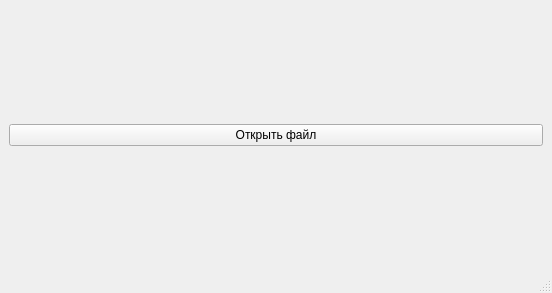
Before: the Qt Designer form mainwindow.ui in RomanB51/Interface, drawn with Qt 5.
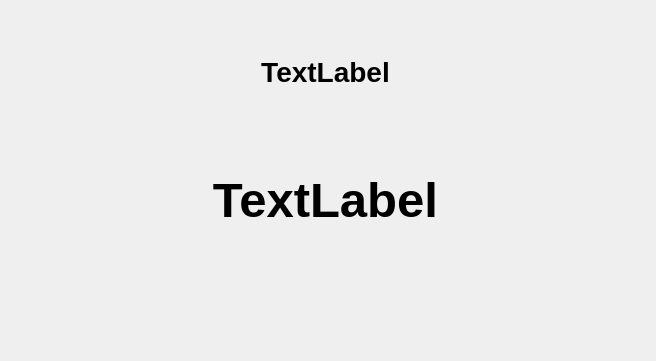
After: the same form once the commit is applied. Icons and pictures are not drawn.

Commit message: Уроки 24 и 25. Получение и вывод на label текущего времени и даты.

Diff of the .ui file:
```diff
--- a/mainwindow.ui
+++ b/mainwindow.ui
@@ -6,35 +6,72 @@
    <rect>
     <x>0</x>
     <y>0</y>
-    <width>552</width>
-    <height>293</height>
+    <width>656</width>
+    <height>361</height>
    </rect>
   </property>
   <property name="windowTitle">
    <string>MainWindow</string>
   </property>
   <widget class="QWidget" name="centralwidget">
+   <widget class="QWidget" name="">
+    <property name="geometry">
+     <rect>
+      <x>120</x>
+      <y>10</y>
+      <width>411</width>
+      <height>251</height>
+     </rect>
+    </property>
    <layout class="QVBoxLayout" name="verticalLayout">
     <item>
-     <widget class="QPushButton" name="pushButton">
+      <widget class="QLabel" name="label_2">
+       <property name="font">
+        <font>
+         <pointsize>21</pointsize>
+         <bold>true</bold>
+        </font>
+       </property>
       <property name="text">
-       <string>Открыть файл</string>
+        <string>TextLabel</string>
+       </property>
+       <property name="alignment">
+        <set>Qt::AlignCenter</set>
+       </property>
+      </widget>
+     </item>
+     <item>
+      <widget class="QLabel" name="label">
+       <property name="font">
+        <font>
+         <pointsize>37</pointsize>
+         <bold>true</bold>
+        </font>
+       </property>
+       <property name="layoutDirection">
+        <enum>Qt::LeftToRight</enum>
+       </property>
+       <property name="text">
+        <string>TextLabel</string>
+       </property>
+       <property name="alignment">
+        <set>Qt::AlignCenter</set>
       </property>
      </widget>
     </item>
    </layout>
   </widget>
+  </widget>
   <widget class="QMenuBar" name="menubar">
    <property name="geometry">
     <rect>
      <x>0</x>
      <y>0</y>
-     <width>552</width>
+     <width>656</width>
      <height>22</height>
     </rect>
    </property>
   </widget>
-  <widget class="QStatusBar" name="statusBar"/>
   <action name="action">
    <property name="icon">
     <iconset>
```
Lines whose indentation alone changed are shown as unchanged. The commit also changes 15 other files.
